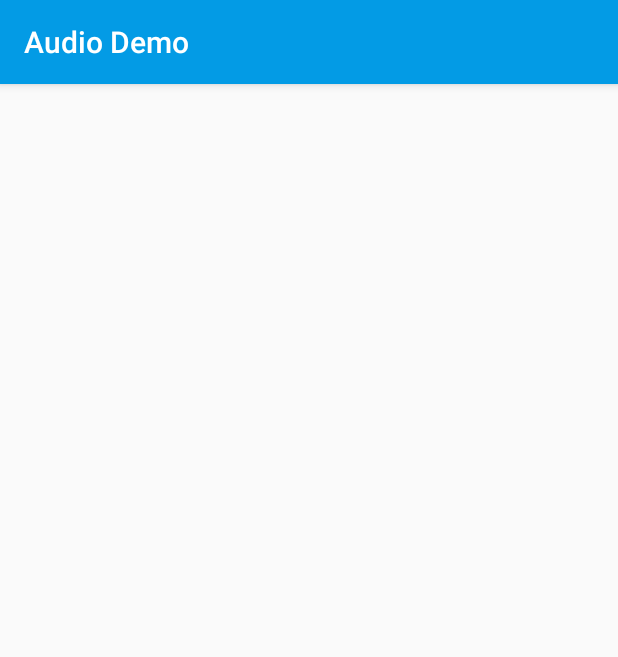
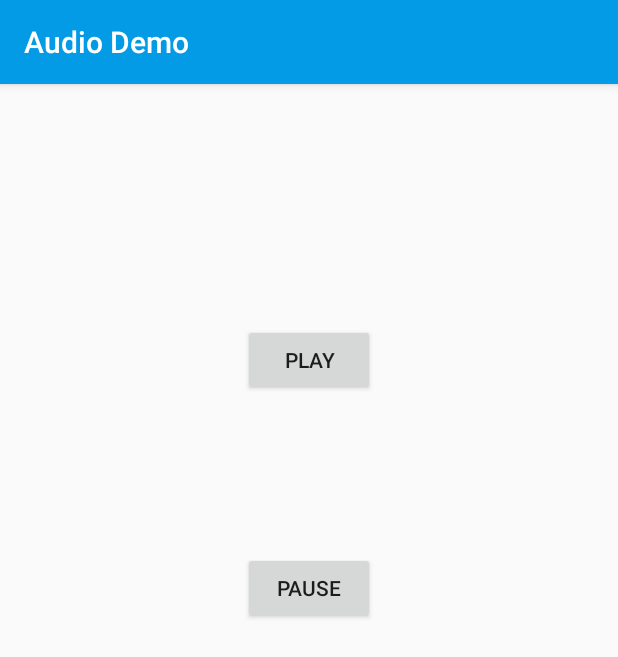
Before and after one commit to DebdutBiswas/AndroidTrainning, an Android app: the screen it shows after launch (MainActivity), on a phone screen of 412 x 824 dp. Shown: the top 657 px of the screen. Run offline under Robolectric (Android 15) with nearby library versions, the phone set to English and light mode, and no system bars.

Commit message:
Audio Demo Mid Commit

```diff
--- a/AudioDemo/app/src/main/java/com/example/audiodemo/MainActivity.java
+++ b/AudioDemo/app/src/main/java/com/example/audiodemo/MainActivity.java
@@ -4,14 +4,39 @@ import androidx.appcompat.app.AppCompatActivity;
 
 import android.media.MediaPlayer;
 import android.os.Bundle;
+import android.view.View;
+import android.widget.Button;
 
 public class MainActivity extends AppCompatActivity {
+
+    public Button playBtn;
+    //Button pauseBtn = findViewById(R.id.pauseBtn);
+    public MediaPlayer demoMediaPlayer;
+
+    public void playAudio(View view) {
+        //Button playBtn = findViewById(R.id.playBtn);
+
+        if(!demoMediaPlayer.isPlaying()) {
+            demoMediaPlayer.start();
+            playBtn.setText("Pause");
+        } else {
+            demoMediaPlayer.pause();
+            playBtn.setText("Play");
+        }
+    }
+
+    public void pauseAudio(View view) {
+        if(demoMediaPlayer.isPlaying()) {
+            demoMediaPlayer.pause();
+        }
+    }
 
     @Override
     protected void onCreate(Bundle savedInstanceState) {
         super.onCreate(savedInstanceState);
         setContentView(R.layout.activity_main);
 
-        MediaPlayer demoMediaPlayer = MediaPlayer.create(this, R.raw.bell);
+        playBtn = findViewById(R.id.playBtn);
+        demoMediaPlayer = MediaPlayer.create(this, R.raw.bell);
     }
 }
--- a/AudioDemo/app/src/main/res/layout/activity_main.xml
+++ b/AudioDemo/app/src/main/res/layout/activity_main.xml
@@ -4,4 +4,28 @@
     xmlns:tools="http://schemas.android.com/tools"
     android:layout_width="match_parent"
     android:layout_height="match_parent"
-    tools:context=".MainActivity"/>
+    tools:context=".MainActivity">
+
+    <Button
+        android:id="@+id/playBtn"
+        android:layout_width="wrap_content"
+        android:layout_height="wrap_content"
+        android:layout_marginTop="160dp"
+        android:onClick="playAudio"
+        android:text="Play"
+        app:layout_constraintEnd_toEndOf="parent"
+        app:layout_constraintHorizontal_bias="0.501"
+        app:layout_constraintStart_toStartOf="parent"
+        app:layout_constraintTop_toTopOf="parent" />
+
+    <Button
+        android:id="@+id/pauseBtn"
+        android:layout_width="wrap_content"
+        android:layout_height="wrap_content"
+        android:layout_marginTop="104dp"
+        android:onClick="pauseAudio"
+        android:text="Pause"
+        app:layout_constraintEnd_toEndOf="parent"
+        app:layout_constraintStart_toStartOf="parent"
+        app:layout_constraintTop_toBottomOf="@+id/playBtn" />
+</androidx.constraintlayout.widget.ConstraintLayout>
```
